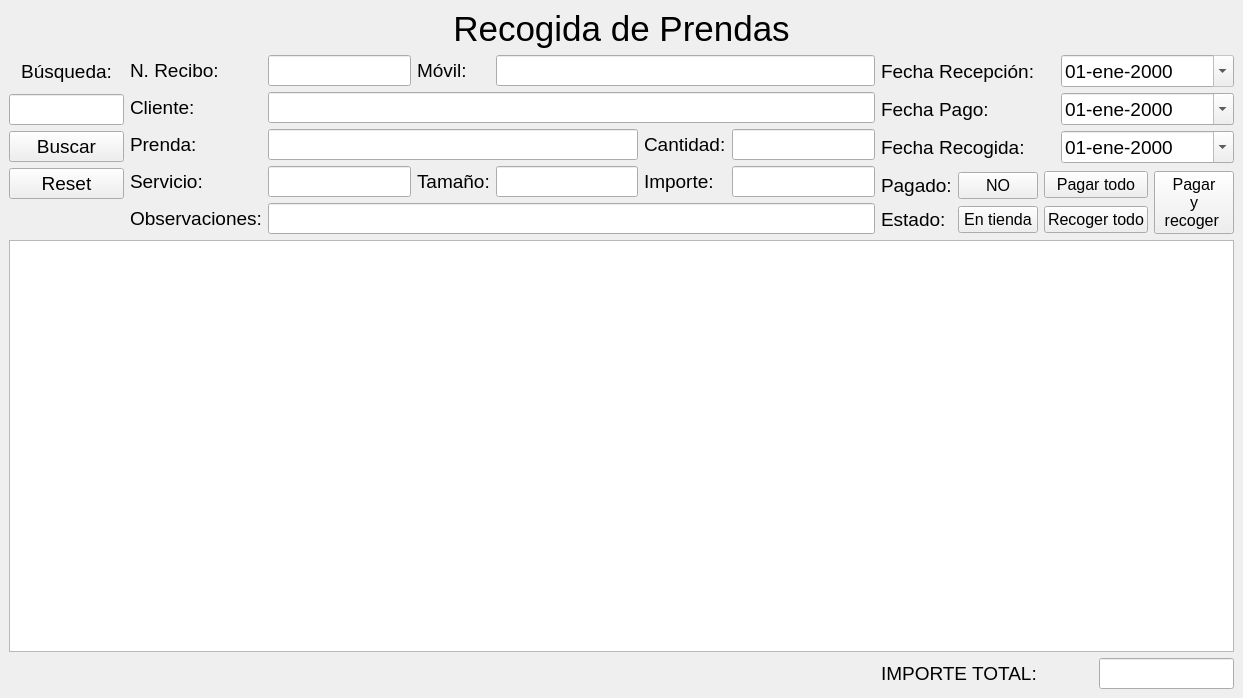
Before: the Qt Designer form src/recog_prendas/recog_prendas.ui in germanbravolopez/laideal, drawn with Qt 5.
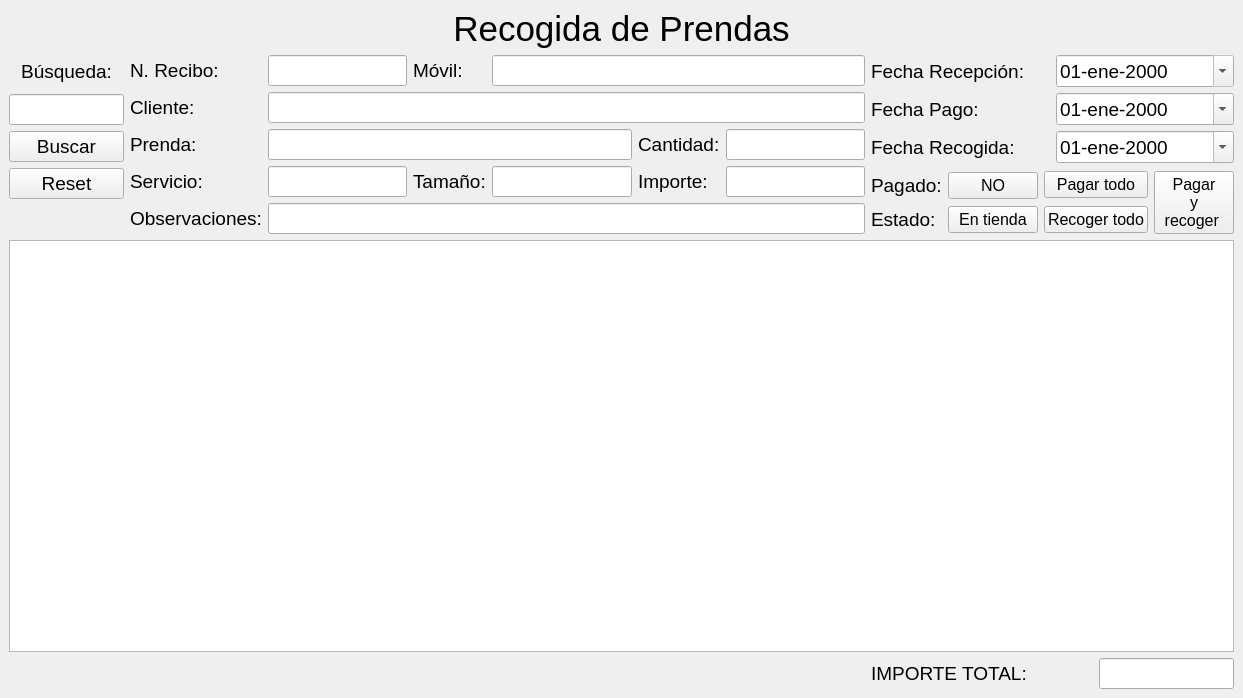
After: the same form once the commit is applied.

Commit message: fix button recogida prendas size

What changed in the file:
```diff
--- a/src/recog_prendas/recog_prendas.ui
+++ b/src/recog_prendas/recog_prendas.ui
@@ -640,6 +640,24 @@
       </item>
       <item row="1" column="1" colspan="2">
        <widget class="QPushButton" name="pb_state">
+        <property name="sizePolicy">
+         <sizepolicy hsizetype="Fixed" vsizetype="Fixed">
+          <horstretch>0</horstretch>
+          <verstretch>0</verstretch>
+         </sizepolicy>
+        </property>
+        <property name="minimumSize">
+         <size>
+          <width>90</width>
+          <height>0</height>
+         </size>
+        </property>
+        <property name="maximumSize">
+         <size>
+          <width>90</width>
+          <height>16777215</height>
+         </size>
+        </property>
         <property name="text">
          <string>En tienda</string>
         </property>
```
The commit also changes 1 other file.
